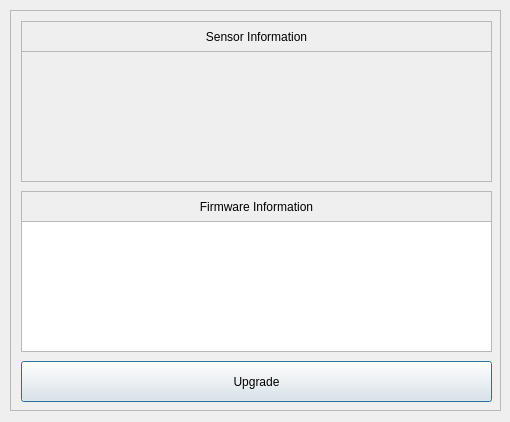
Qt form T3kUpgrade/dialog.ui (habilience/habilience-t3ksensor-tools) before a commit.
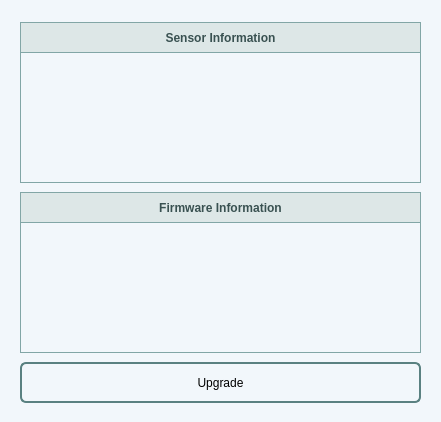
The same form after that commit. The open tabs and pages were chosen to show the change. Icons and pictures are not drawn. Custom widgets are drawn as their Qt base class.

```diff
--- a/T3kUpgrade/dialog.ui
+++ b/T3kUpgrade/dialog.ui
@@ -6,7 +6,7 @@
    <rect>
     <x>0</x>
     <y>0</y>
-    <width>510</width>
+    <width>441</width>
     <height>422</height>
    </rect>
   </property>
@@ -23,6 +23,9 @@
    <iconset resource="T3kUpgrade.qrc">
     <normaloff>:/T3kUpgradeRes/resources/T3kUpgrade.ico</normaloff>:/T3kUpgradeRes/resources/T3kUpgrade.ico</iconset>
   </property>
+  <property name="styleSheet">
+   <string notr="true">background-color: rgb(242, 247, 251);</string>
+  </property>
   <property name="locale">
    <locale language="English" country="UnitedStates"/>
   </property>
@@ -33,16 +36,16 @@
    <property name="geometry">
     <rect>
      <x>10</x>
-     <y>10</y>
-     <width>491</width>
+     <y>12</y>
+     <width>421</width>
      <height>401</height>
     </rect>
    </property>
    <property name="frameShape">
-    <enum>QFrame::StyledPanel</enum>
+    <enum>QFrame::NoFrame</enum>
    </property>
    <property name="frameShadow">
-    <enum>QFrame::Raised</enum>
+    <enum>QFrame::Plain</enum>
    </property>
    <property name="currentIndex">
     <number>0</number>
@@ -53,15 +56,19 @@
       <rect>
        <x>10</x>
        <y>180</y>
-       <width>471</width>
+       <width>401</width>
        <height>31</height>
       </rect>
      </property>
-     <property name="frameShape">
-      <enum>QFrame::StyledPanel</enum>
-     </property>
-     <property name="lineWidth">
-      <number>1</number>
+     <property name="styleSheet">
+      <string notr="true">QLabel {
+	border-color: #82A6A6;
+	background-color : #DDE7E7;
+	color : #395151;
+	font-weight: bold;
+    border-style: solid;
+    border-width: 1px;
+}</string>
      </property>
      <property name="text">
       <string>Firmware Information</string>
@@ -78,10 +85,21 @@
       <rect>
        <x>10</x>
        <y>40</y>
-       <width>471</width>
+       <width>401</width>
        <height>131</height>
       </rect>
      </property>
+     <property name="styleSheet">
+      <string notr="true">border-color: #82A6A6;
+border-style: solid;
+border-width: 1px;</string>
+     </property>
+     <property name="frameShape">
+      <enum>QFrame::NoFrame</enum>
+     </property>
+     <property name="frameShadow">
+      <enum>QFrame::Plain</enum>
+     </property>
      <property name="horizontalScrollBarPolicy">
       <enum>Qt::ScrollBarAlwaysOff</enum>
      </property>
@@ -97,26 +115,59 @@
       <rect>
        <x>10</x>
        <y>350</y>
-       <width>471</width>
+       <width>401</width>
        <height>41</height>
       </rect>
      </property>
+     <property name="styleSheet">
+      <string notr="true"> QPushButton {
+     border: 2px solid #8f8f91;
+     border-radius: 6px;
+     background-color: qlineargradient(x1: 0, y1: 0, x2: 0, y2: 1,
+                                       stop: 0 #f6f7fa, stop: 1 #dadbde);
+     min-width: 80px;
+ }
+
+ QPushButton:pressed {
+     background-color: qlineargradient(x1: 0, y1: 0, x2: 0, y2: 1,
+                                       stop: 0 #dadbde, stop: 1 #f6f7fa);
+ }
+
+ QPushButton:flat {
+     border: none; /* no border for a flat push button */
+ }
+
+ QPushButton:default {
+     border-color: rgb(90, 129, 129); /* make the default button prominent */
+ }</string>
+     </property>
      <property name="text">
       <string>Upgrade</string>
      </property>
     </widget>
     <widget class="QTextEdit" name="textEditFirmwareInformation">
      <property name="enabled">
-      <bool>true</bool>
+      <bool>false</bool>
      </property>
      <property name="geometry">
       <rect>
        <x>10</x>
        <y>210</y>
-       <width>471</width>
+       <width>401</width>
        <height>131</height>
       </rect>
      </property>
+     <property name="styleSheet">
+      <string notr="true">border-color: #82A6A6;
+border-style: solid;
+border-width: 1px;</string>
+     </property>
+     <property name="frameShape">
+      <enum>QFrame::NoFrame</enum>
+     </property>
+     <property name="frameShadow">
+      <enum>QFrame::Plain</enum>
+     </property>
      <property name="horizontalScrollBarPolicy">
       <enum>Qt::ScrollBarAlwaysOff</enum>
      </property>
@@ -132,15 +183,19 @@
       <rect>
        <x>10</x>
        <y>10</y>
-       <width>471</width>
+       <width>401</width>
        <height>31</height>
       </rect>
      </property>
-     <property name="frameShape">
-      <enum>QFrame::StyledPanel</enum>
-     </property>
-     <property name="lineWidth">
-      <number>1</number>
+     <property name="styleSheet">
+      <string notr="true">QLabel {
+	border-color: #82A6A6;
+	background-color : #DDE7E7;
+	color : #395151;
+	font-weight: bold;
+    border-style: solid;
+    border-width: 1px;
+}</string>
      </property>
      <property name="text">
       <string>Sensor Information</string>
```
Left out of the diff: 87 changed lines with no effect on the pictures.
